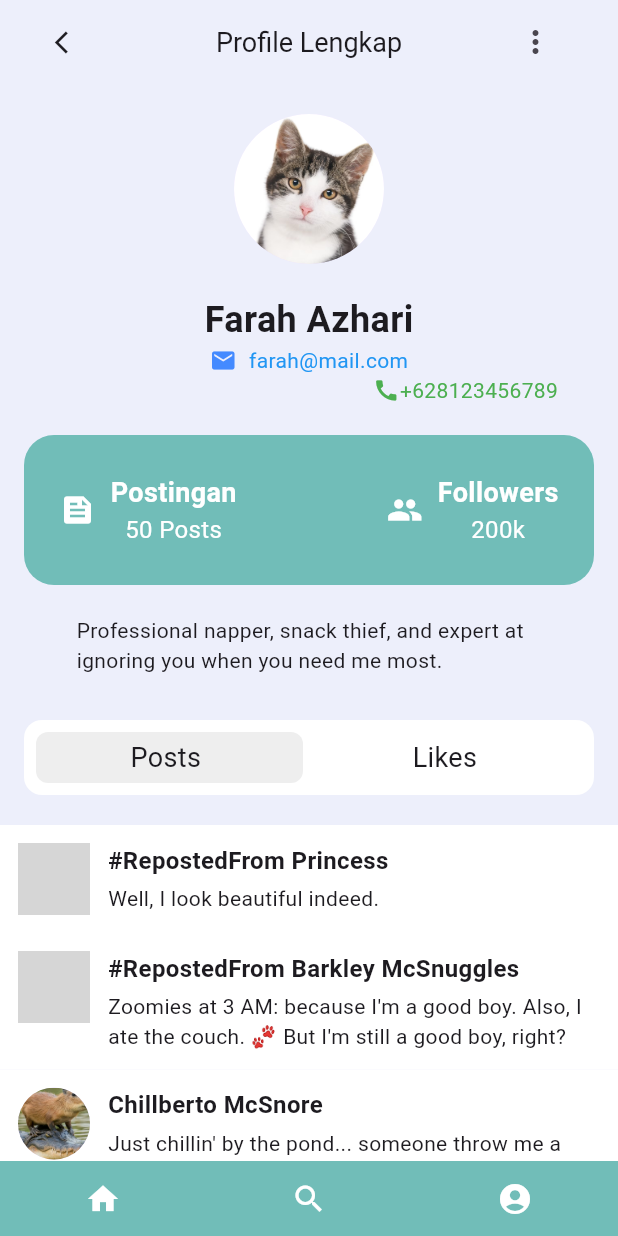
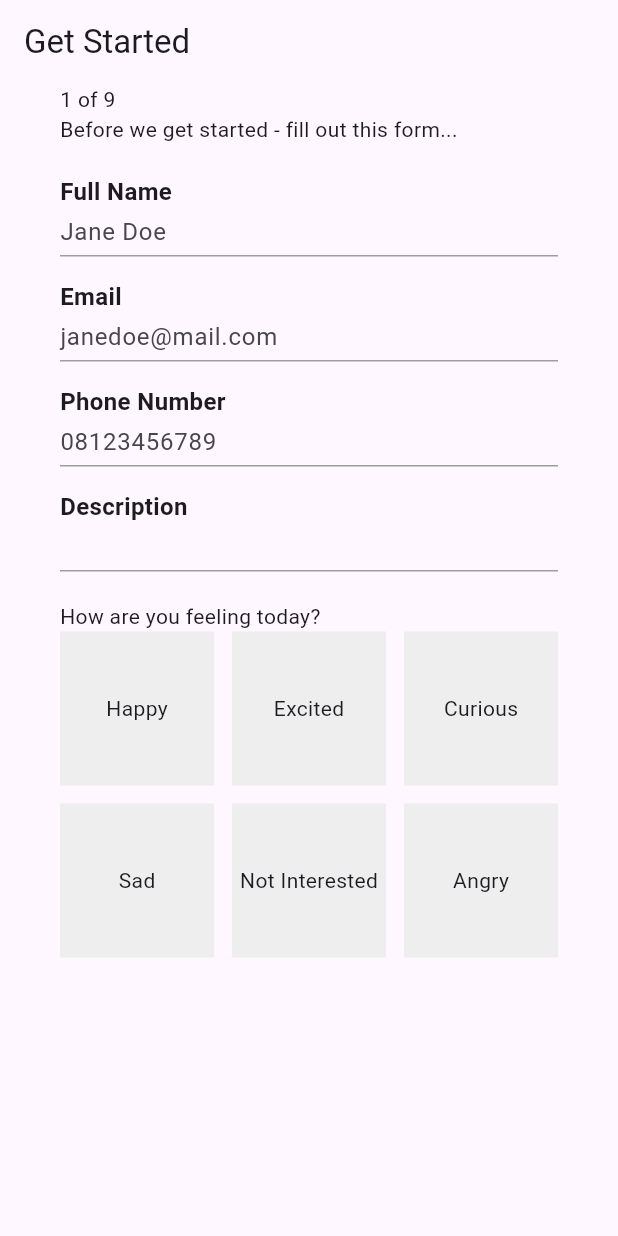
Before and after one commit to FarahAzhari/ppkdjp_flutter, a Flutter app: the screen it shows after launch, on a phone screen of 412 x 824 dp. Run offline on Flutter 3.47's test engine with Material 3 defaults, Android fonts, the phone set to English and light mode, and no system bars; grey boxes are pictures that could not be loaded.

Commit message:
Add Tugas 3 Flutter

```diff
--- a/lib/main.dart
+++ b/lib/main.dart
@@ -1,7 +1,8 @@
 import 'package:flutter/material.dart';
+import 'package:ppkdjp_flutter/meet_tiga/tugas_tiga_flutter.dart';
 // import 'package:ppkdjp_flutter/meet_dua.dart';
 // import 'package:ppkdjp_flutter/meet_dua_a.dart';
-import 'package:ppkdjp_flutter/tugas_dua_flutter.dart';
+// import 'package:ppkdjp_flutter/tugas_dua_flutter.dart';
 // import 'package:ppkdjp_flutter/meet_dua.dart';
 // import 'package:ppkdjp_flutter/tugas_satu_flutter.dart';
 // import 'package:ppkdjp_flutter/meet_satu.dart';
@@ -38,7 +39,7 @@ class MyApp extends StatelessWidget {
         // tested with just a hot reload.
         colorScheme: ColorScheme.fromSeed(seedColor: Colors.deepPurple),
       ),
-      home: const TugasDuaFlutter(),
+      home: const TugasTigaFlutter(),
     );
   }
 }
--- /dev/null
+++ b/lib/meet_tiga/tugas_tiga_flutter.dart
@@ -0,0 +1,158 @@
+import 'package:flutter/material.dart';
+
+class TugasTigaFlutter extends StatelessWidget {
+  const TugasTigaFlutter({super.key});
+
+  @override
+  Widget build(BuildContext context) {
+    return Scaffold(
+      appBar: AppBar(title: Text('Get Started')),
+      body: Padding(
+        padding: const EdgeInsets.symmetric(horizontal: 40),
+        child: Column(
+          mainAxisAlignment: MainAxisAlignment.start,
+          crossAxisAlignment: CrossAxisAlignment.start,
+          children: [
+            Text('1 of 9'),
+            Text('Before we get started - fill out this form...'),
+            SizedBox(height: 20),
+            Column(
+              crossAxisAlignment: CrossAxisAlignment.start,
+              children: [
+                Text(
+                  'Full Name',
+                  style: TextStyle(fontSize: 16, fontWeight: FontWeight.bold),
+                ),
+                TextField(
+                  decoration: InputDecoration(
+                    hintText: 'Jane Doe',
+                    // border: UnderlineInputBorder(),
+                    isDense: true,
+                    enabledBorder: UnderlineInputBorder(
+                      // Normal border (not focused)
+                      borderSide: BorderSide(color: Colors.grey),
+                    ),
+                    focusedBorder: UnderlineInputBorder(
+                      // Border when the field is focused (clicked/tapped)
+                      borderSide: BorderSide(
+                        color: Colors.blue,
+                        width: 1,
+                      ), // highlight color
+                    ),
+                  ),
+                ),
+                SizedBox(height: 15),
+                Text(
+                  'Email',
+                  style: TextStyle(fontSize: 16, fontWeight: FontWeight.bold),
+                ),
+                TextField(
+                  decoration: InputDecoration(
+                    hintText: 'janedoe@mail.com',
+                    // border: UnderlineInputBorder(),
+                    isDense: true,
+                    enabledBorder: UnderlineInputBorder(
+                      // Normal border (not focused)
+                      borderSide: BorderSide(color: Colors.grey),
+                    ),
+                    focusedBorder: UnderlineInputBorder(
+                      // Border when the field is focused (clicked/tapped)
+                      borderSide: BorderSide(
+                        color: Colors.blue,
+                        width: 1,
+                      ), // highlight color
+                    ),
+                  ),
+                ),
+                SizedBox(height: 15),
+                Text(
+                  'Phone Number',
+                  style: TextStyle(fontSize: 16, fontWeight: FontWeight.bold),
+                ),
+                TextField(
+                  decoration: InputDecoration(
+                    hintText: '08123456789',
+                    // border: UnderlineInputBorder(),
+                    isDense: true,
+                    enabledBorder: UnderlineInputBorder(
+                      // Normal border (not focused)
+                      borderSide: BorderSide(color: Colors.grey),
+                    ),
+                    focusedBorder: UnderlineInputBorder(
+                      // Border when the field is focused (clicked/tapped)
+                      borderSide: BorderSide(
+                        color: Colors.blue,
+                        width: 1,
+                      ), // highlight color
+                    ),
+                  ),
+                ),
+                SizedBox(height: 15),
+                Text(
+                  'Description',
+                  style: TextStyle(fontSize: 16, fontWeight: FontWeight.bold),
+                ),
+                TextField(
+                  decoration: InputDecoration(
+                    // hintText: '08123456789',
+                    // border: UnderlineInputBorder(),
+                    isDense: true,
+                    enabledBorder: UnderlineInputBorder(
+                      // Normal border (not focused)
+                      borderSide: BorderSide(color: Colors.grey),
+                    ),
+                    focusedBorder: UnderlineInputBorder(
+                      // Border when the field is focused (clicked/tapped)
+                      borderSide: BorderSide(
+                        color: Colors.blue,
+                        width: 1,
+                      ), // highlight color
+                    ),
+                  ),
+                ),
+                SizedBox(height: 20),
+              ],
+            ),
+            Text('How are you feeling today?'),
+            GridView.count(
+              shrinkWrap: true,
+              crossAxisCount: 3,
+              crossAxisSpacing: 12, // horizontal space between items
+              mainAxisSpacing: 12, // vertical space between items
+              // padding: EdgeInsets.symmetric(horizontal: 16), // padding around the grid
+              childAspectRatio: 1, // width : height = 3:2
+              children: [
+                Container(
+                  color: Colors.grey[200],
+                  child: Stack(children: [Center(child: Text('Happy'))]),
+                ),
+                Container(
+                  color: Colors.grey[200],
+                  child: Stack(children: [Center(child: Text('Excited'))]),
+                ),
+                Container(
+                  color: Colors.grey[200],
+                  child: Stack(children: [Center(child: Text('Curious'))]),
+                ),
+                Container(
+                  color: Colors.grey[200],
+                  child: Stack(children: [Center(child: Text('Sad'))]),
+                ),
+                Container(
+                  color: Colors.grey[200],
+                  child: Stack(
+                    children: [Center(child: Text('Not Interested'))],
+                  ),
+                ),
+                Container(
+                  color: Colors.grey[200],
+                  child: Stack(children: [Center(child: Text('Angry'))]),
+                ),
+              ],
+            ),
+          ],
+        ),
+      ),
+    );
+  }
+}
```
Also changed, not shown: lib/meet_tiga/meet_tiga_a.dart (added, +70 -0 lines), lib/meet_tiga/meet_tiga_b.dart (added, +38 -0 lines), lib/meet_tiga/meet_tiga_c.dart (added, +30 -0 lines), lib/my_home_page.dart (deleted, +0 -87 lines), lib/meet_dua/meet_dua.dart (renamed from lib/meet_dua.dart), lib/meet_dua/meet_dua_a.dart (renamed from lib/meet_dua_a.dart), lib/meet_dua/tugas_dua_flutter.dart (renamed from lib/tugas_dua_flutter.dart), lib/meet_satu/meet_satu.dart (renamed from lib/meet_satu.dart), lib/meet_satu/tugas_satu_flutter.dart (renamed from lib/tugas_satu_flutter.dart).
